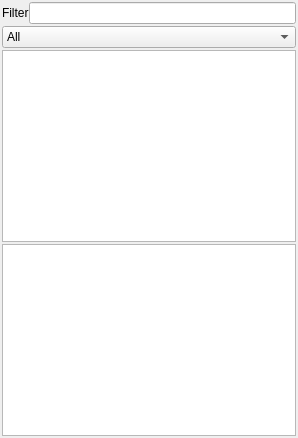
Qt form src/studio/assetbrowser.ui (nem0/LumixEngine) before a commit.
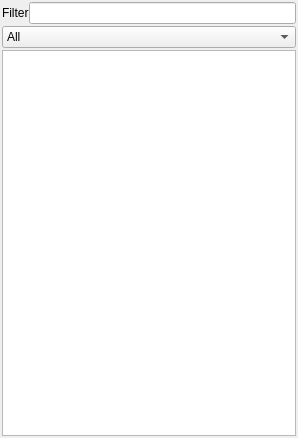
The same form after that commit.

The edit to the form file:
```diff
--- a/src/studio/assetbrowser.ui
+++ b/src/studio/assetbrowser.ui
@@ -111,13 +111,6 @@
       </attribute>
      </widget>
     </item>
-    <item>
-     <widget class="QListWidget" name="listWidget">
-      <property name="dragEnabled">
-       <bool>true</bool>
-      </property>
-     </widget>
-    </item>
    </layout>
   </widget>
  </widget>
```
Left out of the diff: 20 changed lines with no effect on the pictures.
